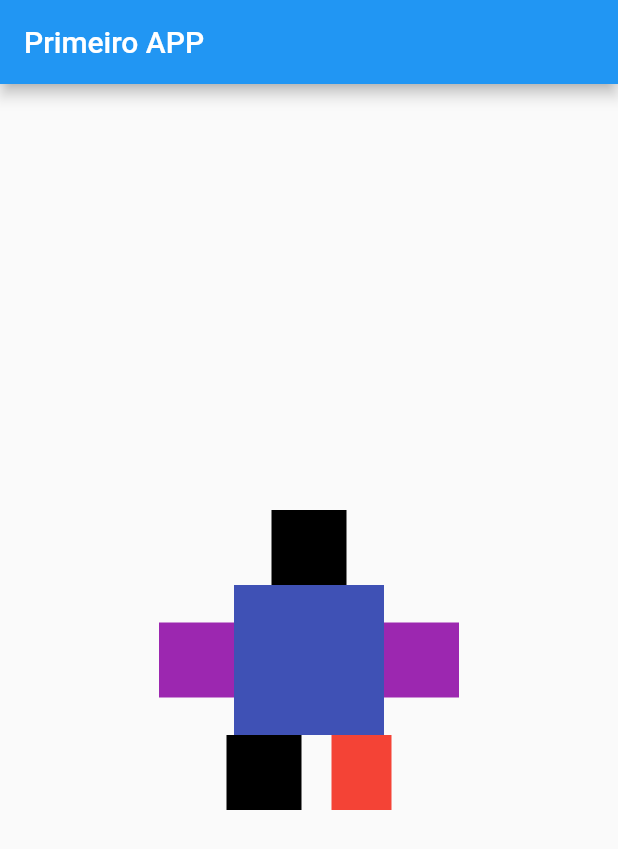
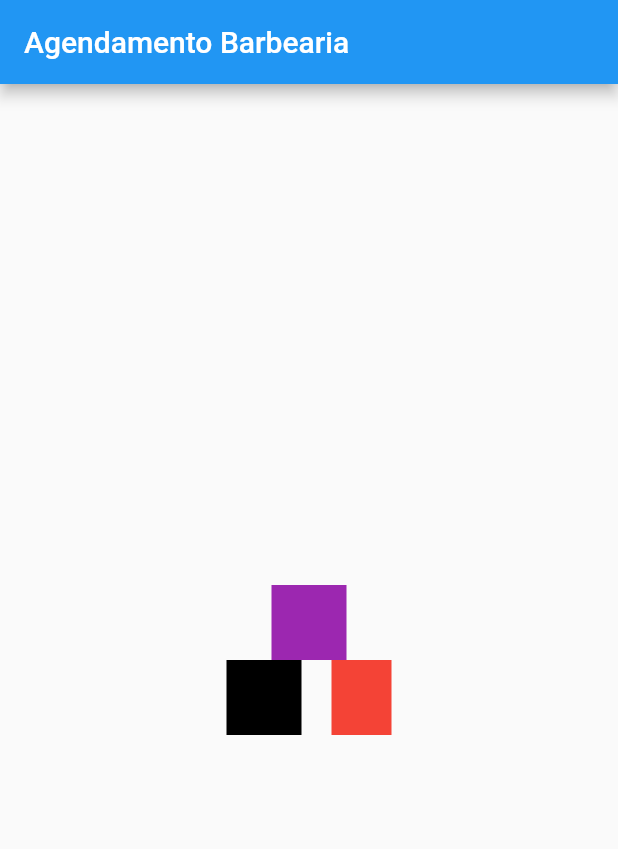
Before and after one commit to olivegusta/barbearia, a Flutter app: the screen it shows after launch, on a phone screen of 412 x 824 dp. Shown: the top 849 px of the screen. Run offline on Flutter 3.47's test engine with Material 2 defaults, Android fonts, the phone set to English and light mode, and no system bars.

Commit message:
atualizaçao

```diff
--- a/barbearia/lib/home.dart
+++ b/barbearia/lib/home.dart
@@ -29,22 +29,22 @@ class _MyHomePageState extends State<MyHomePage> {
           mainAxisAlignment: MainAxisAlignment.center,
           children: [
             //Parte da cabeça do robô
-            Container(color: Colors.black, width: 50.0, height: 50.0),
+            // Container(color: Colors.black, width: 50.0, height: 50.0),
 
             Row(
               mainAxisAlignment: MainAxisAlignment.center,
               children: <Widget>[
-                Container(
-                  color: Colors.purple,
-                  width: 50.0,
-                  height: 50.0,
-                ),
+                //   Container(
+                //   color: Colors.purple,
+                // width: 50.0,
+                //height: 50.0,
+                //),
 
-                Container(
-                  color: Colors.indigo,
-                  width: 100.0,
-                  height: 100.0,
-                ),
+                //Container(
+                //color: Colors.indigo,
+                //width: 100.0,
+                //height: 100.0,
+                //),
 
                 Container(
                   color: Colors.purple,
--- a/barbearia/lib/main.dart
+++ b/barbearia/lib/main.dart
@@ -13,11 +13,11 @@ class MyApp extends StatelessWidget {
   @override
   Widget build(BuildContext context) {
     return MaterialApp(
-      title: 'Flutter Demo',
+      title: 'Agendamento Barbearia',
       theme: ThemeData(
         primarySwatch: Colors.blue,
       ),
-      home: const MyHomePage(title: 'Primeiro APP'),
+      home: const MyHomePage(title: 'Agendamento Barbearia'),
     );
   }
 }
```
Also changed, not shown: 9 other files.
